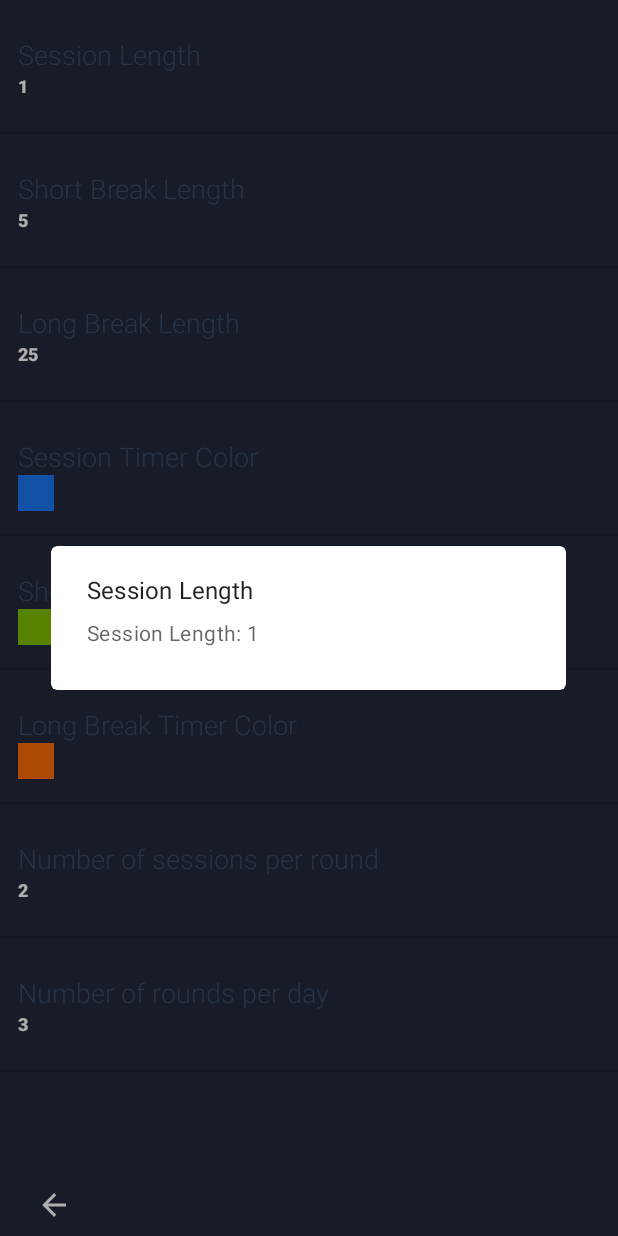
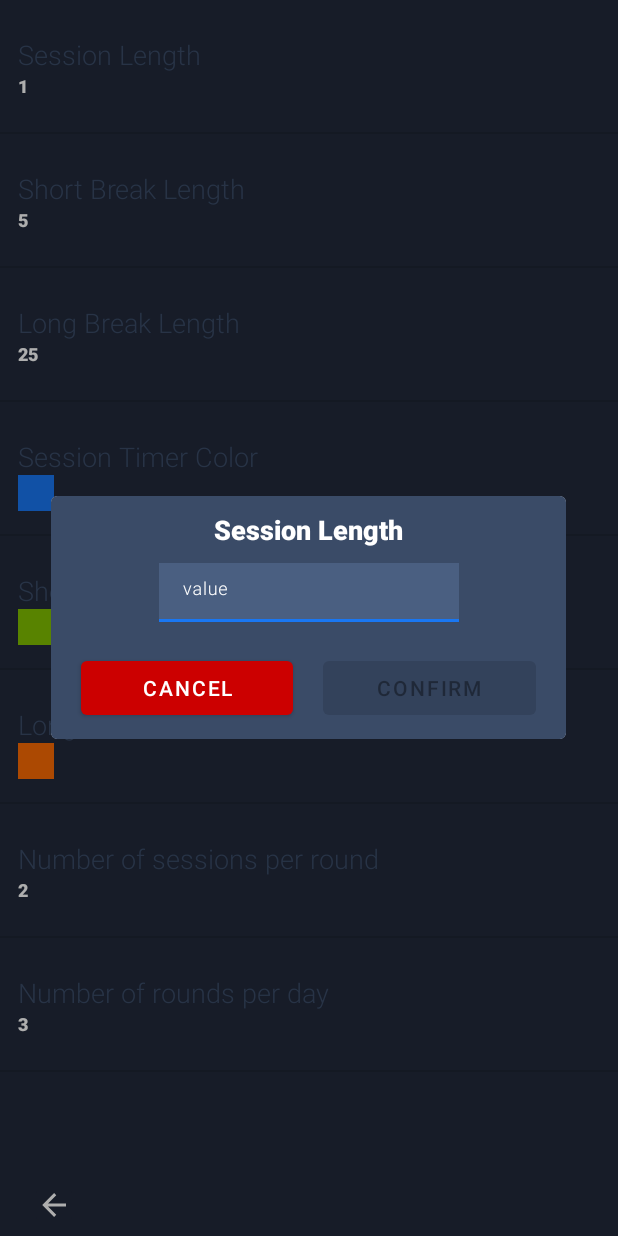
Before and after one commit to appengineeringlab/fokusapp, an Android app: the SettingsActivity screen opened directly, with no data from a screen before it, after a tap on "Session Length", on a phone screen of 412 x 824 dp. Run offline under Robolectric (Android 15) with nearby library versions, the phone set to English and light mode, and no system bars; our stand-ins replace Dagger/Hilt's generated code, Room's generated code; libraries missing offline, so code that uses them is left out: androidx.databinding.adapters, com.flask.colorpicker; 1 statement that could not run was skipped.

Commit message:
Working on updating changes after settings edit.

```diff
--- a/app/src/main/java/com/labappengineering/pomodoro/settings/SessionItem.kt
+++ b/app/src/main/java/com/labappengineering/pomodoro/settings/SessionItem.kt
@@ -8,8 +8,13 @@ package com.labappengineering.pomodoro.settings
 data class SessionItem(
     var key: String,
     var value: String,
-    var name: String
+    var name: String,
+    var valueType: ValueType
 ){
+    enum class ValueType{
+        Int,
+        String
+    }
     override fun equals(other: Any?): Boolean {
         if (this === other) return true
         if (javaClass != other?.javaClass) return false
--- a/app/src/main/java/com/labappengineering/pomodoro/settings/SettingsActivity.kt
+++ b/app/src/main/java/com/labappengineering/pomodoro/settings/SettingsActivity.kt
@@ -6,6 +6,9 @@ import android.os.Bundle
 import android.text.InputType
 import android.util.Log
 import android.view.View
+import android.widget.EditText
+import android.widget.TextView
+import androidx.appcompat.app.AlertDialog
 import androidx.lifecycle.Observer
 import androidx.recyclerview.widget.LinearLayoutManager
 import com.labappengineering.pomodoro.R
@@ -16,7 +19,16 @@ import kotlinx.android.synthetic.main.activity_main.*
 import kotlinx.android.synthetic.main.activity_settings.*
 import javax.inject.Inject
 import androidx.recyclerview.widget.DividerItemDecoration
+import com.google.android.material.button.MaterialButton
 import com.google.android.material.dialog.MaterialAlertDialogBuilder
+import com.google.android.material.textfield.TextInputLayout
+import kotlinx.android.synthetic.main.fragment_settings_dialog.*
+import java.lang.NumberFormatException
+import androidx.databinding.adapters.TextViewBindingAdapter.setText
+import android.text.Editable
+import android.text.TextWatcher
+
+
 
 
 class SettingsActivity : AppCompatActivity() {
@@ -47,10 +59,17 @@ class SettingsActivity : AppCompatActivity() {
            finish()
             overridePendingTransition(R.anim.slide_in_left, R.anim.slide_out_right)
         }
-//        settingsViewModel.sessionItemLiveData.observe(this, Observer {
+        settingsViewModel.sessionItemLiveData.observe(this, Observer {
 //            settingsViewModel.sessionItemLiveData.value = ArrayList(it)
 //            settingsViewModel.sessionLiveData.value = sessionItemListToSession(ArrayList(it), settingsViewModel.sess!!)
-//        })
+            if(settingsViewModel.sessionItemLiveData.value != null && settingsViewModel.sess != null) {
+                val session = sessionItemListToSession(
+                    ArrayList(settingsViewModel.sessionItemLiveData.value!!),
+                    settingsViewModel.sess!!
+                )
+                settingsViewModel.update(session)
+            }
+        })
 
     }
 
@@ -58,7 +77,11 @@ class SettingsActivity : AppCompatActivity() {
         val settingsValues: LinkedHashMap<String, String> = LinkedHashMap(6)
         createSessionItem(sess)
         settings_rv_container.layoutManager = LinearLayoutManager(this)
-        settings_rv_container.adapter = SettingsAdapter(settingsViewModel.sessionItemLiveData, this) { sessionItem : SessionItem -> recyclerViewItemClicked(sessionItem) }
+        settings_rv_container.adapter = SettingsAdapter(
+            settingsViewModel.sessionItemLiveData,
+            this,
+            { sessionItem : SessionItem -> recyclerViewItemClicked(sessionItem) } ,
+            {sessionItem: SessionItem -> colorChanged(sessionItem)})
         settings_rv_container.addItemDecoration(
             DividerItemDecoration(
                 this,
@@ -67,20 +90,21 @@ class SettingsActivity : AppCompatActivity() {
         )
     }
 
+
     private fun createSessionItem(sess: Session) {
         val sessionItems = sessionToSessionItemList(sess)
         settingsViewModel.sessionItemLiveData.value = sessionItems
     }
     private fun sessionToSessionItemList(sess: Session) : ArrayList<SessionItem> {
         val sessionItems: ArrayList<SessionItem> = ArrayList(6)
-        sessionItems.add(SessionItem("length", sess.length.toString(), "Session Length"))
-        sessionItems.add(SessionItem("shortBreak", sess.shortBreak.toString(), "Short Break Length"))
-        sessionItems.add(SessionItem("longBreak", sess.longBreak.toString(), "Long Break Length"))
-        sessionItems.add(SessionItem("sessionColor", sess.sessionColor, "Session Timer Color"))
-        sessionItems.add(SessionItem("shortBreakColor", sess.shortBreakColor, "Short Break Timer Color"))
-        sessionItems.add(SessionItem("longBreakColor", sess.longBreakColor, "Long Break Timer Color"))
-        sessionItems.add(SessionItem("repetitions", sess.repetitions.toString(), "Number of sessions per round"))
-        sessionItems.add(SessionItem("perDay", sess.perDay.toString(), "Number of rounds per day"))
+        sessionItems.add(SessionItem("length", sess.length.toString(), "Session Length", SessionItem.ValueType.Int))
+        sessionItems.add(SessionItem("shortBreak", sess.shortBreak.toString(), "Short Break Length", SessionItem.ValueType.Int))
+        sessionItems.add(SessionItem("longBreak", sess.longBreak.toString(), "Long Break Length", SessionItem.ValueType.Int))
+        sessionItems.add(SessionItem("sessionColor", sess.sessionColor, "Session Timer Color", SessionItem.ValueType.String))
+        sessionItems.add(SessionItem("shortBreakColor", sess.shortBreakColor, "Short Break Timer Color", SessionItem.ValueType.String))
+        sessionItems.add(SessionItem("longBreakColor", sess.longBreakColor, "Long Break Timer Color", SessionItem.ValueType.String))
+        sessionItems.add(SessionItem("repetitions", sess.repetitions.toString(), "Number of sessions per round", SessionItem.ValueType.Int))
+        sessionItems.add(SessionItem("perDay", sess.perDay.toString(), "Number of rounds per day", SessionItem.ValueType.Int))
         return sessionItems
     }
 
@@ -105,13 +129,94 @@ class SettingsActivity : AppCompatActivity() {
 //        input.layoutParams = lp
 //        input.setText(sessionItem.value)
 //        input.inputType = InputType.TYPE_CLASS_NUMBER
-        MaterialAlertDialogBuilder(this)
-            .setTitle("${sessionItem.name}")
-            .setMessage("${sessionItem.name}: ${sessionItem.value}")
-//            .setView(SettingsDialog().view)
-            .show()
+        val settingsDialogView = layoutInflater.inflate(R.layout.fragment_settings_dialog, null);
+
+        val settingsDialog = MaterialAlertDialogBuilder(this)
+            .setView(settingsDialogView)
+            .create()
+        settingsDialog!!.show()
+        settingsDialogView!!.findViewById<MaterialButton>(R.id.settings_dialog_btn_cancel).setOnClickListener {
+            settingsDialog!!.dismiss()
+        }
+
+        val btnConfirm = settingsDialogView!!.findViewById<MaterialButton>(R.id.settings_dialog_btn_confirm)
+        val etValue =  settingsDialogView!!.findViewById<EditText>(R.id.settings_dialog_et_value)
+        val tvFieldName = settingsDialogView!!.findViewById<TextView>(R.id.settings_dialog_tv_field_name)
+        val til = settingsDialogView!!.findViewById<TextInputLayout>(R.id.settings_dialog_til)
+        til.error = ""
+        til.isErrorEnabled = false
+        tvFieldName.text = sessionItem.name
+        etValue.setText(sessionItem.value)
+        btnConfirm.isEnabled = false
+
+        fun checkValueIfNumber(newValue: String): Int?{
+            return try{
+                val number = newValue.toInt()
+                if(number != sessionItem.value.toInt()){
+                    number
+                } else {
+                    -1 // the same
+                }
+            }catch (ex: NumberFormatException){
+                null
+            }
+        }
+        etValue.addTextChangedListener(object : TextWatcher {
+
+            override fun afterTextChanged(s: Editable) {}
+
+            override fun beforeTextChanged(
+                s: CharSequence, start: Int,
+                count: Int, after: Int
+            ) {
+            }
+
+            override fun onTextChanged(
+                s: CharSequence, start: Int,
+                before: Int, count: Int
+            ) {
+                val retVal = checkValueIfNumber(s.toString().trim())
+                if(retVal == null || (retVal != null && retVal == -1)){
+                    btnConfirm.isEnabled = false
+                }
+                else if(retVal != null && retVal != -1){
+                    btnConfirm.isEnabled = true
+                }
+            }
+        })
+        btnConfirm.setOnClickListener {
+            val enteredText = etValue.text.toString().trim()
+            if(sessionItem.valueType == SessionItem.ValueType.Int){
+                val retVal = checkValueIfNumber(enteredText)
+                if(retVal == null || (retVal != null && retVal == -1)){
+                    til.error = "You must enter integer number."
+                    til.isErrorEnabled = true
+                }
+                else if(retVal != null && retVal != -1){
+                    val item = findItemByKey(sessionItem.key)
+                    item!!.value = retVal.toString()
+                    settingsDialog.dismiss()
+                }
+            } else if(enteredText != sessionItem.value){
+                sessionItem.value = enteredText
+                settingsDialog.dismiss()
+            }
+        }
 
     }
+    private fun colorChanged(sessionItem: SessionItem) {
+        val item = findItemByKey(sessionItem.key)
+        item!!.value = sessionItem.value
+    }
+    private fun findItemByKey(key: String) : SessionItem? {
+        for(item in settingsViewModel.sessionItemLiveData.value!!){
+            if (item.key == key){
+                return item
+            }
+        }
+        return null
+    }
+
     private fun updateUI(sess: Session?) {
     }
 }
--- a/app/src/main/java/com/labappengineering/pomodoro/settings/SettingsAdapter.kt
+++ b/app/src/main/java/com/labappengineering/pomodoro/settings/SettingsAdapter.kt
@@ -22,7 +22,8 @@ import android.widget.Toast
 
 class SettingsAdapter(val items: MutableLiveData<List<SessionItem>>,
                       val context: Context,
-                      val clickListener: (SessionItem) -> Unit)
+                      val clickListener: (SessionItem) -> Unit,
+                      val colorClickListener: (SessionItem) -> Unit)
     : RecyclerView.Adapter<ViewHolder>() {
     override fun onCreateViewHolder(parent: ViewGroup, viewType: Int): ViewHolder {
         return ViewHolder(LayoutInflater.from(context).inflate(R.layout.settings_list_item,
@@ -62,8 +63,12 @@ class SettingsAdapter(val items: MutableLiveData<List<SessionItem>>,
                     "ok"
                 ) { dialog, selectedColor, allColors ->
                     holder.fl.setBackgroundColor(selectedColor)
-                    items.value!![position].value =
-                        String.format("#%06X", 0xFFFFFF and selectedColor)
+                    val newValue = String.format("#%06X", 0xFFFFFF and selectedColor)
+                    if(newValue !=  items.value!![position].value) {
+                        items.value!![position].value = newValue
+                        colorClickListener(items.value!![position])
+                    }
+
                 }
                 .setNegativeButton(
                     "cancel"
--- a/app/src/main/java/com/labappengineering/pomodoro/settings/SettingsViewModel.kt
+++ b/app/src/main/java/com/labappengineering/pomodoro/settings/SettingsViewModel.kt
@@ -1,6 +1,5 @@
 package com.labappengineering.pomodoro.settings
 
-import androidx.lifecycle.LiveData
 import androidx.lifecycle.MutableLiveData
 import com.labappengineering.pomodoro.data.source.SessionsRepository
 import com.labappengineering.pomodoro.main.SessionsViewModel
--- a/app/src/main/res/layout/fragment_settings_dialog.xml
+++ b/app/src/main/res/layout/fragment_settings_dialog.xml
@@ -2,7 +2,8 @@
 <FrameLayout xmlns:android="http://schemas.android.com/apk/res/android"
     xmlns:app="http://schemas.android.com/apk/res-auto"
     android:orientation="vertical" android:layout_width="match_parent"
-    android:layout_height="match_parent">
+    android:layout_height="match_parent"
+    android:background="@color/colorAccentDark">
 
     <androidx.constraintlayout.widget.ConstraintLayout
         android:id="@+id/settings_dialog_cl_container"
@@ -13,50 +14,67 @@
             android:id="@+id/settings_dialog_tv_field_name"
             android:layout_width="wrap_content"
             android:layout_height="wrap_content"
-            android:fontFamily="sans-serif-light"
+            android:fontFamily="sans-serif-black"
             android:text="Short break "
-            android:textColor="@color/colorAccentDark"
+            android:textColor="@color/colorAccent"
             android:textSize="18sp"
+            android:layout_margin="10dp"
             app:layout_constraintEnd_toEndOf="parent"
             app:layout_constraintStart_toStartOf="parent"
             app:layout_constraintTop_toTopOf="parent"></TextView>
 
         <com.google.android.material.textfield.TextInputLayout
-            android:id="@+id/textInputLayout"
-            style="@style/Widget.MaterialComponents.TextInputLayout.FilledBox.Dense"
+            android:layout_marginTop="10dp"
+            android:id="@+id/settings_dialog_til"
             android:layout_width="200dp"
             android:layout_height="wrap_content"
             android:hint="value"
             app:layout_constraintEnd_toEndOf="parent"
             app:layout_constraintStart_toStartOf="parent"
-            app:layout_constraintTop_toBottomOf="@+id/settings_dialog_tv_field_name">
+            app:boxBackgroundColor="@color/colorAccentDarkLighter"
+            app:layout_constraintTop_toBottomOf="@+id/settings_dialog_tv_field_name"
+            app:hintTextColor="@color/colorAccent"
+            app:errorTextColor="@android:color/holo_red_dark"
+            >
 
-            <com.google.android.material.textfield.TextInputEditText
+            <EditText
+                android:id="@+id/settings_dialog_et_value"
                 android:layout_width="match_parent"
-                android:layout_height="wrap_content" />
+                android:layout_height="wrap_content"
+                android:fontFamily="sans-serif-light"
+                android:textSize="14sp"
+                android:background="@color/colorAccentDarkLighter"
+                android:textColor="@color/colorAccent"
+                android:padding="10dp"/>
 
         </com.google.android.material.textfield.TextInputLayout>
 
-        <com.google.android.material.button.MaterialButton
-            android:id="@+id/material_button"
-            android:layout_width="wrap_content"
+        <LinearLayout
+            android:layout_width="match_parent"
             android:layout_height="wrap_content"
-            android:layout_marginEnd="68dp"
+            android:orientation="horizontal"
+            android:layout_margin="10dp"
+            app:layout_constraintTop_toBottomOf="@+id/settings_dialog_til">
 
-            android:layout_marginRight="68dp"
-            android:text="CONFIRM"
-            app:layout_constraintEnd_toEndOf="parent"
-            app:layout_constraintTop_toBottomOf="@+id/textInputLayout" />
+            <com.google.android.material.button.MaterialButton
+                android:id="@+id/settings_dialog_btn_cancel"
+                android:layout_width="0dp"
+                android:layout_height="wrap_content"
+                android:layout_weight="0.5"
+                android:layout_margin="10dp"
+                android:text="CANCEL"
+                app:backgroundTint="@android:color/holo_red_dark" />
 
-        <com.google.android.material.button.MaterialButton
-            android:id="@+id/material_button2"
-            android:layout_width="wrap_content"
-            android:layout_height="wrap_content"
-            android:text="CANCEL"
-            app:backgroundTint="@android:color/holo_red_dark"
-            app:layout_constraintEnd_toStartOf="@+id/material_button"
-            app:layout_constraintStart_toStartOf="parent"
-            app:layout_constraintTop_toBottomOf="@+id/textInputLayout" />
+            <com.google.android.material.button.MaterialButton
+                android:id="@+id/settings_dialog_btn_confirm"
+                android:layout_width="0dp"
+                android:layout_height="wrap_content"
+                android:layout_weight="0.5"
+                android:layout_margin="10dp"
+                android:text="CONFIRM" />
+
+        </LinearLayout>
+
 
     </androidx.constraintlayout.widget.ConstraintLayout>
 </FrameLayout>
--- a/app/src/main/res/values/colors.xml
+++ b/app/src/main/res/values/colors.xml
@@ -5,4 +5,5 @@
     <color name="colorPrimaryDarker">#141A24</color>
     <color name="colorAccent">#FFFFFF</color>
     <color name="colorAccentDark">#3A4B67</color>
+    <color name="colorAccentDarkLighter">#4A5F81</color>
 </resources>
```
Also changed, not shown: app/src/main/java/com/labappengineering/pomodoro/settings/SettingsDialog.kt (+4 -11 lines).
